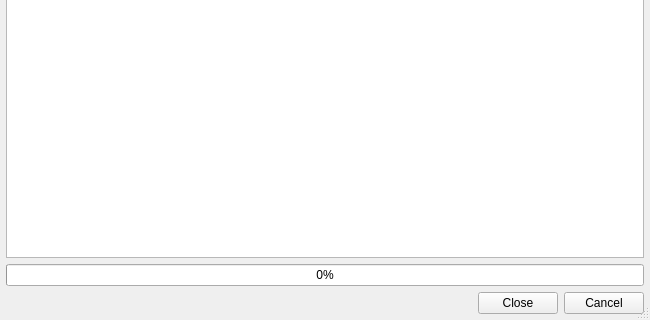
Before: the Qt Designer form Plugins/CheckerPlugins/SyntaxChecker/SyntaxCheckerDialog.ui in testmana2/test, drawn with Qt 5; both pictures show x 0 to 650 and y 180 to 500 of the 650 by 500 pixel window.
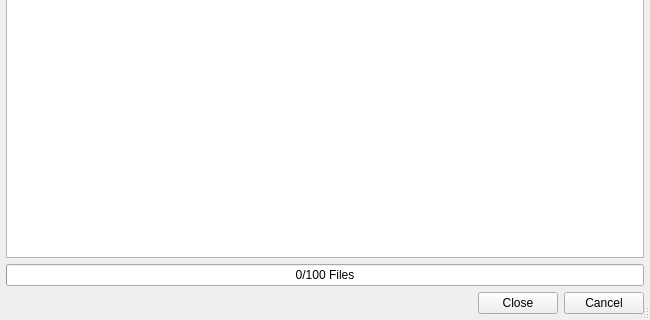
After: the same form once the commit is applied. Custom widgets are drawn as their Qt base class.

Diff of the .ui file:
```diff
--- a/Plugins/CheckerPlugins/SyntaxChecker/SyntaxCheckerDialog.ui
+++ b/Plugins/CheckerPlugins/SyntaxChecker/SyntaxCheckerDialog.ui
@@ -113,6 +113,9 @@
      <property name="orientation">
       <enum>Qt::Horizontal</enum>
      </property>
+     <property name="format">
+      <string>%v/%m Files</string>
+     </property>
     </widget>
    </item>
    <item>
```
